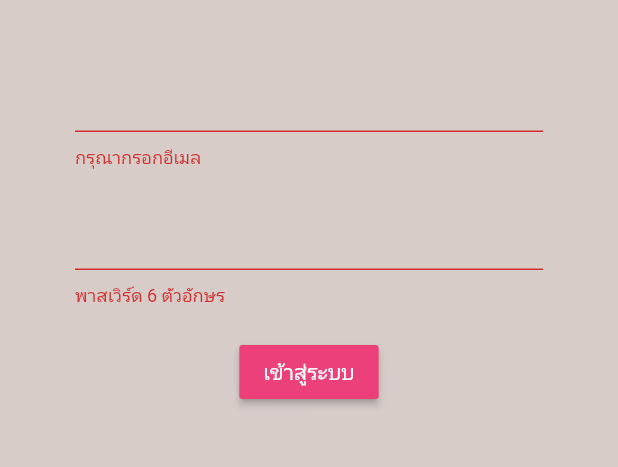
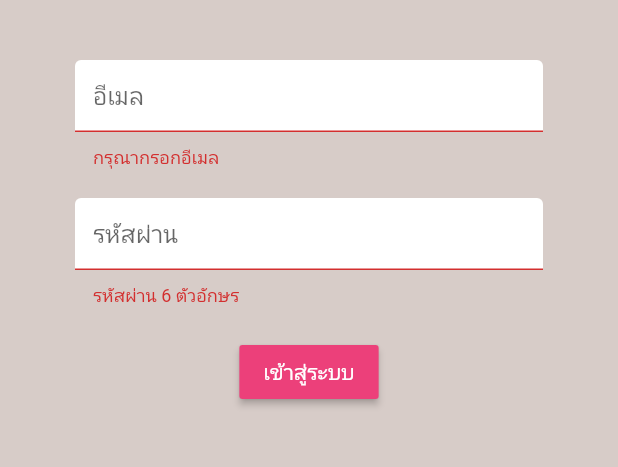
Before and after one commit to 9mudontwork/Flutter-and-Firebase-example-project, a Flutter app: the screen it shows after launch, after a tap on "เข้าสู่ระบบ", on a phone screen of 412 x 824 dp, the part 84-551 px from its top. Run offline on Flutter 3.47's test engine with Material 2 defaults, Android fonts, the phone set to English and light mode, and no system bars; our stand-ins replace firebase_auth, firebase_core; accounts and stored records are empty.

Commit message:
เพิ่มตัวอย่างการ shared โค้ดที่ซ้ำกัน

```diff
--- a/flutter_firebase_example/lib/screens/authenticate/register.dart
+++ b/flutter_firebase_example/lib/screens/authenticate/register.dart
@@ -1,5 +1,6 @@
 import 'package:flutter/material.dart';
 import 'package:flutter_firebase_example/screens/services/auth.dart';
+import 'package:flutter_firebase_example/shared/constants.dart';
 
 class Register extends StatefulWidget {
   final Function toggleView;
@@ -43,6 +44,7 @@ class _RegisterState extends State<Register> {
             children: <Widget>[
               SizedBox(height: 20),
               TextFormField(
+                decoration: textInputDecoration.copyWith(hintText: 'อีเมล'),
                 validator: (value) => value.isEmpty ? 'กรุณากรอกอีเมล' : null,
                 onChanged: (value) {
                   setState(() => email = value);
@@ -50,8 +52,9 @@ class _RegisterState extends State<Register> {
               ),
               SizedBox(height: 20),
               TextFormField(
+                decoration: textInputDecoration.copyWith(hintText: 'รหัสผ่าน'),
                 validator: (value) =>
-                    value.length < 6 ? 'พาสเวิร์ดต้องมากกว่า 6 ตัวอักษร' : null,
+                    value.length < 6 ? 'รหัสผ่านต้องมากกว่า 6 ตัวอักษร' : null,
                 obscureText: true,
                 onChanged: (value) {
                   setState(() => password = value);
--- a/flutter_firebase_example/lib/screens/authenticate/sign_in.dart
+++ b/flutter_firebase_example/lib/screens/authenticate/sign_in.dart
@@ -1,5 +1,6 @@
 import 'package:flutter/material.dart';
 import 'package:flutter_firebase_example/screens/services/auth.dart';
+import 'package:flutter_firebase_example/shared/constants.dart';
 
 class SignIn extends StatefulWidget {
   final Function toggleView;
@@ -43,6 +44,7 @@ class _SignInState extends State<SignIn> {
             children: <Widget>[
               SizedBox(height: 20),
               TextFormField(
+                decoration: textInputDecoration.copyWith(hintText: 'อีเมล'),
                 validator: (value) => value.isEmpty ? 'กรุณากรอกอีเมล' : null,
                 onChanged: (value) {
                   setState(() => email = value);
@@ -50,9 +52,10 @@ class _SignInState extends State<SignIn> {
               ),
               SizedBox(height: 20),
               TextFormField(
+                decoration: textInputDecoration.copyWith(hintText: 'รหัสผ่าน'),
                 obscureText: true,
                 validator: (value) =>
-                    value.length < 6 ? 'พาสเวิร์ด 6 ตัวอักษร' : null,
+                    value.length < 6 ? 'รหัสผ่าน 6 ตัวอักษร' : null,
                 onChanged: (value) {
                   setState(() => password = value);
                 },
--- /dev/null
+++ b/flutter_firebase_example/lib/shared/constants.dart
@@ -0,0 +1,6 @@
+import 'package:flutter/material.dart';
+
+const textInputDecoration = InputDecoration(
+  fillColor: Colors.white,
+  filled: true,
+);
```
